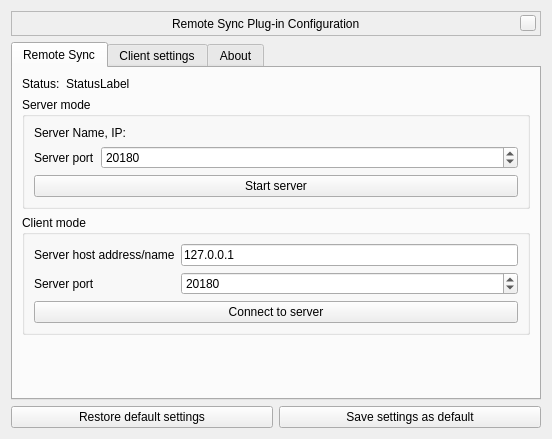
The window that plugins/RemoteSync/src/gui/remoteSyncDialog.ui (519984307/stellarium_src) describes before a commit, drawn with Qt 5.
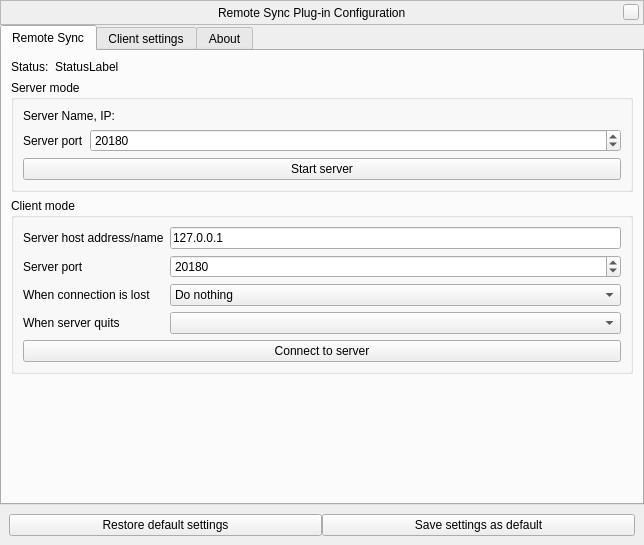
The same window after the commit. Custom widgets are drawn as their Qt base class.

Commit message: Changed the way the RemoteSync sockets are managed, everything now goes through the SyncRemotePeer class. This should be a simpler model with hopefully no race conditions/crashes. Added optional automatic reconnect/quit for the client when connection to the server is lost, configurable in the GUI. Made the data members of SyncRemotePeer private. Introduced StelApp::getCommandlineArguments

What changed in the file:
```diff
--- a/plugins/RemoteSync/src/gui/remoteSyncDialog.ui
+++ b/plugins/RemoteSync/src/gui/remoteSyncDialog.ui
@@ -6,14 +6,29 @@
    <rect>
     <x>0</x>
     <y>0</y>
-    <width>548</width>
-    <height>439</height>
+    <width>644</width>
+    <height>545</height>
    </rect>
   </property>
   <property name="windowTitle">
    <string>Remote Control Configuration</string>
   </property>
   <layout class="QVBoxLayout" name="verticalLayout_2">
+   <property name="spacing">
+    <number>0</number>
+   </property>
+   <property name="leftMargin">
+    <number>0</number>
+   </property>
+   <property name="topMargin">
+    <number>0</number>
+   </property>
+   <property name="rightMargin">
+    <number>0</number>
+   </property>
+   <property name="bottomMargin">
+    <number>0</number>
+   </property>
    <item>
     <widget class="BarFrame" name="TitleBar">
      <property name="sizePolicy">
@@ -241,6 +256,9 @@
                <property name="text">
                 <string>Server host address/name</string>
                </property>
+               <property name="buddy">
+                <cstring>clientServerHostEdit</cstring>
+               </property>
               </widget>
              </item>
              <item row="0" column="1">
@@ -255,6 +273,9 @@
                <property name="text">
                 <string>Server port</string>
                </property>
+               <property name="buddy">
+                <cstring>clientServerPortSpinBox</cstring>
+               </property>
               </widget>
              </item>
              <item row="1" column="1">
@@ -270,6 +291,48 @@
                </property>
               </widget>
              </item>
+             <item row="2" column="0">
+              <widget class="QLabel" name="label_7">
+               <property name="text">
+                <string>When connection is lost</string>
+               </property>
+               <property name="buddy">
+                <cstring>comboBoxClientConnectionLost</cstring>
+               </property>
+              </widget>
+             </item>
+             <item row="2" column="1">
+              <widget class="QComboBox" name="comboBoxClientConnectionLost">
+               <item>
+                <property name="text">
+                 <string>Do nothing</string>
+                </property>
+               </item>
+               <item>
+                <property name="text">
+                 <string>Try reconnecting</string>
+                </property>
+               </item>
+               <item>
+                <property name="text">
+                 <string>Quit</string>
+                </property>
+               </item>
+              </widget>
+             </item>
+             <item row="3" column="0">
+              <widget class="QLabel" name="label_8">
+               <property name="text">
+                <string>When server quits</string>
+               </property>
+               <property name="buddy">
+                <cstring>comboBoxClientServerQuits</cstring>
+               </property>
+              </widget>
+             </item>
+             <item row="3" column="1">
+              <widget class="QComboBox" name="comboBoxClientServerQuits"/>
+             </item>
             </layout>
            </widget>
           </item>
@@ -278,9 +341,6 @@
        </item>
        <item row="8" column="0">
         <spacer name="verticalSpacer_3">
-         <property name="orientation">
-          <enum>Qt::Vertical</enum>
-         </property>
          <property name="sizeHint" stdset="0">
           <size>
            <width>20</width>
@@ -436,6 +496,18 @@
    </item>
    <item>
     <layout class="QHBoxLayout" name="horizontalLayout_7">
+     <property name="leftMargin">
+      <number>9</number>
+     </property>
+     <property name="topMargin">
+      <number>9</number>
+     </property>
+     <property name="rightMargin">
+      <number>9</number>
+     </property>
+     <property name="bottomMargin">
+      <number>9</number>
+     </property>
      <item>
       <widget class="QPushButton" name="restoreDefaultsButton">
        <property name="sizePolicy">
```
The commit also changes 16 other files.
